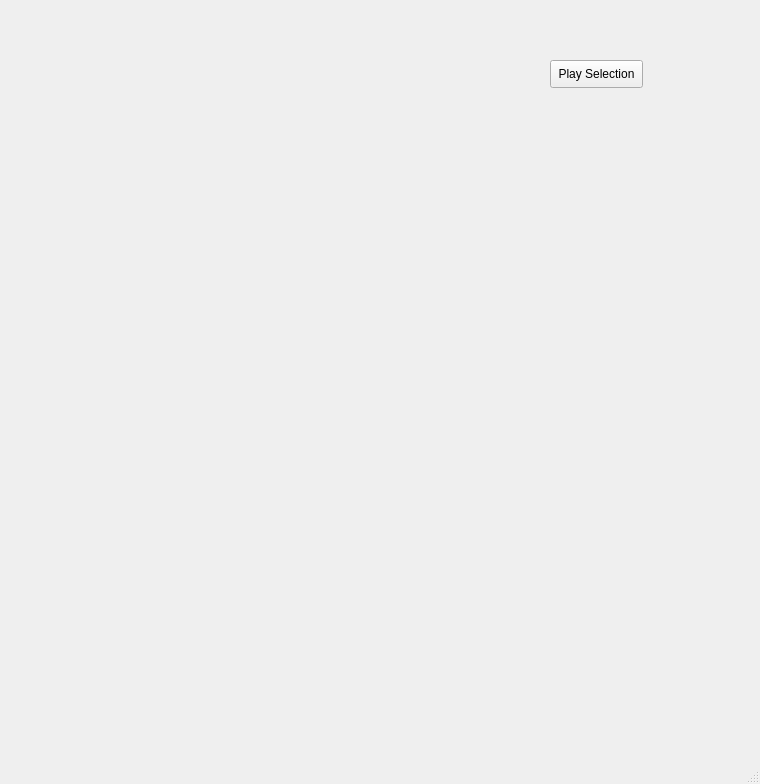
Qt form Report.ui (jalevitt/RealTimeSpeechFeedback) before a commit.
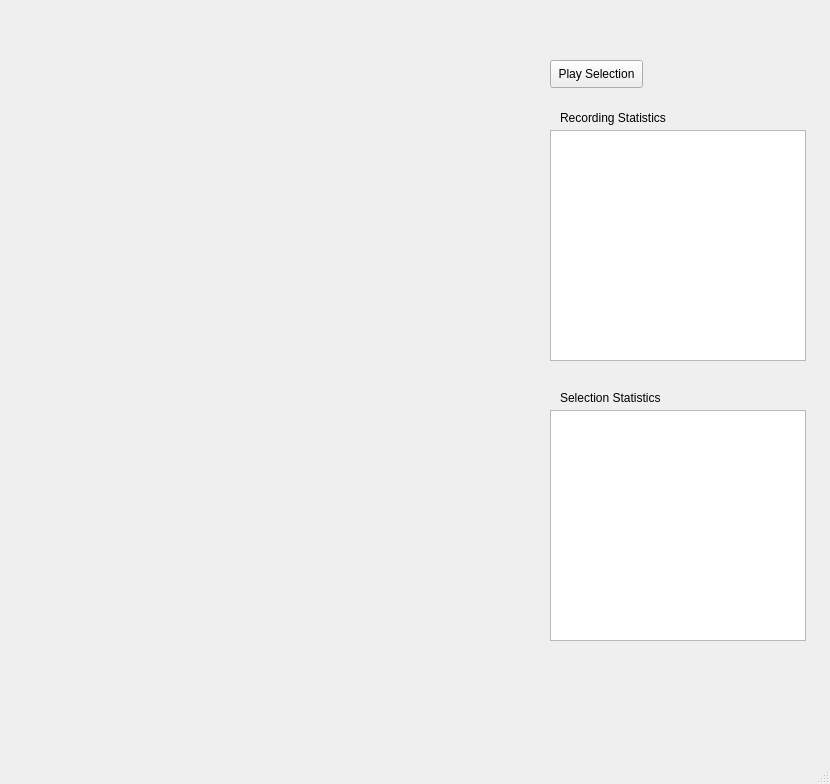
The same form after that commit. Custom widgets are drawn as their Qt base class.

Diff of the .ui file:
```diff
--- a/Report.ui
+++ b/Report.ui
@@ -6,7 +6,7 @@
    <rect>
     <x>0</x>
     <y>0</y>
-    <width>760</width>
+    <width>830</width>
     <height>784</height>
    </rect>
   </property>
@@ -67,6 +67,59 @@
      <string>Play Selection</string>
     </property>
    </widget>
+   <widget class="QTextBrowser" name="RecordingText">
+    <property name="geometry">
+     <rect>
+      <x>550</x>
+      <y>130</y>
+      <width>256</width>
+      <height>231</height>
+     </rect>
+    </property>
+    <property name="html">
+     <string>&lt;!DOCTYPE HTML PUBLIC &quot;-//W3C//DTD HTML 4.0//EN&quot; &quot;http://www.w3.org/TR/REC-html40/strict.dtd&quot;&gt;
+&lt;html&gt;&lt;head&gt;&lt;meta name=&quot;qrichtext&quot; content=&quot;1&quot; /&gt;&lt;style type=&quot;text/css&quot;&gt;
+p, li { white-space: pre-wrap; }
+&lt;/style&gt;&lt;/head&gt;&lt;body style=&quot; font-family:'MS Shell Dlg 2'; font-size:7.5pt; font-weight:400; font-style:normal;&quot;&gt;
+&lt;p style=&quot;-qt-paragraph-type:empty; margin-top:0px; margin-bottom:0px; margin-left:0px; margin-right:0px; -qt-block-indent:0; text-indent:0px; font-size:8pt;&quot;&gt;&lt;br /&gt;&lt;/p&gt;&lt;/body&gt;&lt;/html&gt;</string>
+    </property>
+   </widget>
+   <widget class="QTextBrowser" name="SelectionText">
+    <property name="geometry">
+     <rect>
+      <x>550</x>
+      <y>410</y>
+      <width>256</width>
+      <height>231</height>
+     </rect>
+    </property>
+   </widget>
+   <widget class="QLabel" name="label">
+    <property name="geometry">
+     <rect>
+      <x>560</x>
+      <y>390</y>
+      <width>131</width>
+      <height>16</height>
+     </rect>
+    </property>
+    <property name="text">
+     <string>Selection Statistics</string>
+    </property>
+   </widget>
+   <widget class="QLabel" name="label_2">
+    <property name="geometry">
+     <rect>
+      <x>560</x>
+      <y>110</y>
+      <width>141</width>
+      <height>16</height>
+     </rect>
+    </property>
+    <property name="text">
+     <string>Recording Statistics</string>
+    </property>
+   </widget>
   </widget>
   <widget class="QMenuBar" name="menubar">
    <property name="geometry">
```
Left out of the diff: 2 changed lines with no effect on the pictures.
